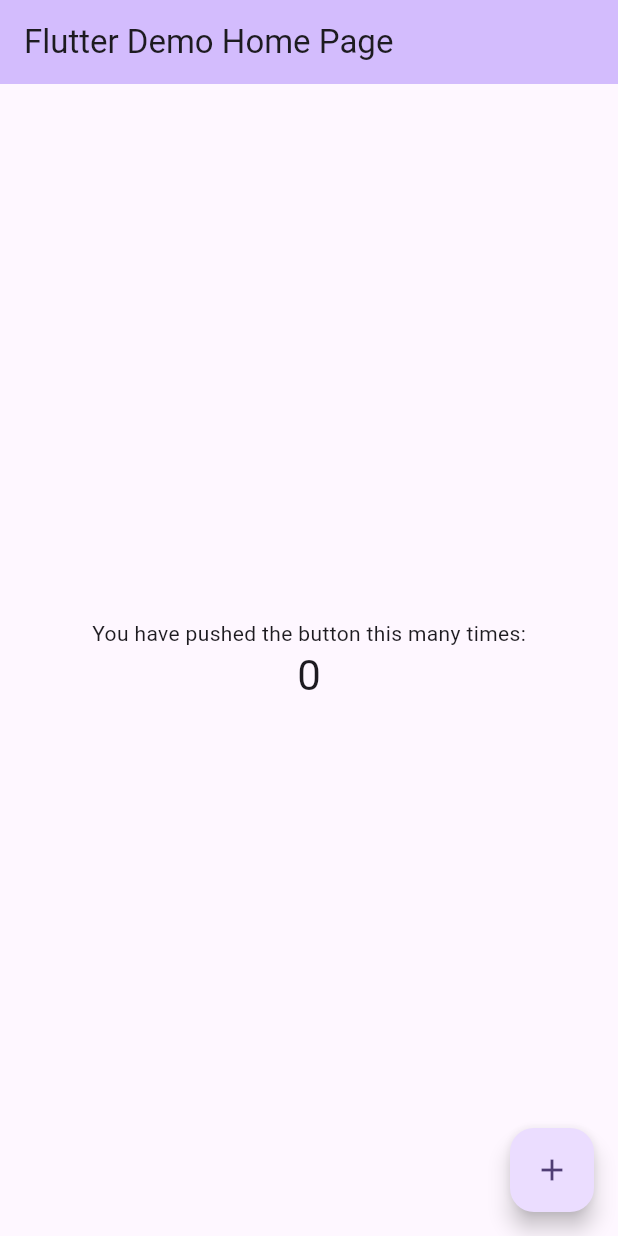
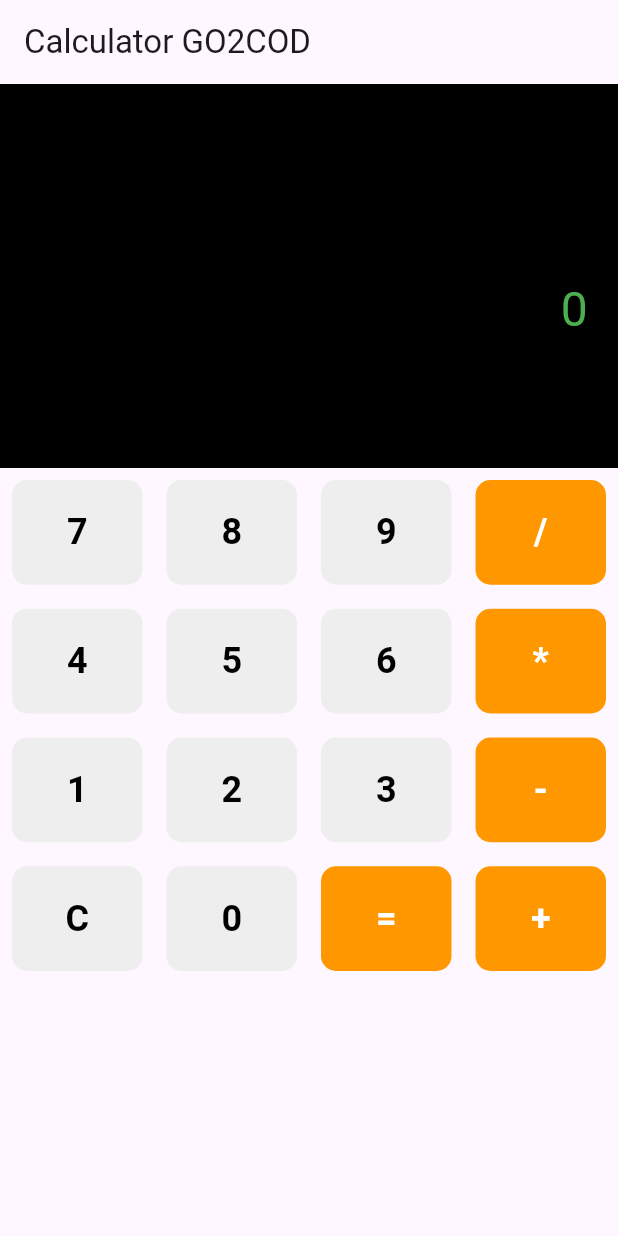
Before and after one commit to biruk-tafese/GO2COD_AD_02, a Flutter app: the screen it shows after launch, on a phone screen of 412 x 824 dp. Run offline on Flutter 3.47's test engine with Material 3 defaults, Android fonts, the phone set to English and light mode, and no system bars; our stand-ins replace math_expressions.

Commit message:
first commit

```diff
--- a/lib/main.dart
+++ b/lib/main.dart
@@ -1,125 +1,18 @@
+import 'package:calculatorapp/screen/calculator_screen.dart';
 import 'package:flutter/material.dart';
 
 void main() {
-  runApp(const MyApp());
+  runApp(MyApp());
 }
 
 class MyApp extends StatelessWidget {
-  const MyApp({super.key});
-
-  // This widget is the root of your application.
   @override
   Widget build(BuildContext context) {
     return MaterialApp(
-      title: 'Flutter Demo',
-      theme: ThemeData(
-        // This is the theme of your application.
-        //
-        // TRY THIS: Try running your application with "flutter run". You'll see
-        // the application has a purple toolbar. Then, without quitting the app,
-        // try changing the seedColor in the colorScheme below to Colors.green
-        // and then invoke "hot reload" (save your changes or press the "hot
-        // reload" button in a Flutter-supported IDE, or press "r" if you used
-        // the command line to start the app).
-        //
-        // Notice that the counter didn't reset back to zero; the application
-        // state is not lost during the reload. To reset the state, use hot
-        // restart instead.
-        //
-        // This works for code too, not just values: Most code changes can be
-        // tested with just a hot reload.
-        colorScheme: ColorScheme.fromSeed(seedColor: Colors.deepPurple),
-        useMaterial3: true,
-      ),
-      home: const MyHomePage(title: 'Flutter Demo Home Page'),
+      title: 'Basic Calculator',
+      debugShowCheckedModeBanner: false,
+      theme: ThemeData(primarySwatch: Colors.blue),
+      home: const CalculatorScreen(),
     );
   }
 }
-
-class MyHomePage extends StatefulWidget {
-  const MyHomePage({super.key, required this.title});
-
-  // This widget is the home page of your application. It is stateful, meaning
-  // that it has a State object (defined below) that contains fields that affect
-  // how it looks.
-
-  // This class is the configuration for the state. It holds the values (in this
-  // case the title) provided by the parent (in this case the App widget) and
-  // used by the build method of the State. Fields in a Widget subclass are
-  // always marked "final".
-
-  final String title;
-
-  @override
-  State<MyHomePage> createState() => _MyHomePageState();
-}
-
-class _MyHomePageState extends State<MyHomePage> {
-  int _counter = 0;
-
-  void _incrementCounter() {
-    setState(() {
-      // This call to setState tells the Flutter framework that something has
-      // changed in this State, which causes it to rerun the build method below
-      // so that the display can reflect the updated values. If we changed
-      // _counter without calling setState(), then the build method would not be
-      // called again, and so nothing would appear to happen.
-      _counter++;
-    });
-  }
-
-  @override
-  Widget build(BuildContext context) {
-    // This method is rerun every time setState is called, for instance as done
-    // by the _incrementCounter method above.
-    //
-    // The Flutter framework has been optimized to make rerunning build methods
-    // fast, so that you can just rebuild anything that needs updating rather
-    // than having to individually change instances of widgets.
-    return Scaffold(
-      appBar: AppBar(
-        // TRY THIS: Try changing the color here to a specific color (to
-        // Colors.amber, perhaps?) and trigger a hot reload to see the AppBar
-        // change color while the other colors stay the same.
-        backgroundColor: Theme.of(context).colorScheme.inversePrimary,
-        // Here we take the value from the MyHomePage object that was created by
-        // the App.build method, and use it to set our appbar title.
-        title: Text(widget.title),
-      ),
-      body: Center(
-        // Center is a layout widget. It takes a single child and positions it
-        // in the middle of the parent.
-        child: Column(
-          // Column is also a layout widget. It takes a list of children and
-          // arranges them vertically. By default, it sizes itself to fit its
-          // children horizontally, and tries to be as tall as its parent.
-          //
-          // Column has various properties to control how it sizes itself and
-          // how it positions its children. Here we use mainAxisAlignment to
-          // center the children vertically; the main axis here is the vertical
-          // axis because Columns are vertical (the cross axis would be
-          // horizontal).
-          //
-          // TRY THIS: Invoke "debug painting" (choose the "Toggle Debug Paint"
-          // action in the IDE, or press "p" in the console), to see the
-          // wireframe for each widget.
-          mainAxisAlignment: MainAxisAlignment.center,
-          children: <Widget>[
-            const Text(
-              'You have pushed the button this many times:',
-            ),
-            Text(
-              '$_counter',
-              style: Theme.of(context).textTheme.headlineMedium,
-            ),
-          ],
-        ),
-      ),
-      floatingActionButton: FloatingActionButton(
-        onPressed: _incrementCounter,
-        tooltip: 'Increment',
-        child: const Icon(Icons.add),
-      ), // This trailing comma makes auto-formatting nicer for build methods.
-    );
-  }
-}
--- /dev/null
+++ b/lib/screen/calculator_screen.dart
@@ -0,0 +1,99 @@
+import 'package:calculatorapp/utils/operations.dart';
+import 'package:calculatorapp/widgets/calculator_button.dart';
+import 'package:flutter/material.dart';
+
+class CalculatorScreen extends StatefulWidget {
+  const CalculatorScreen({super.key});
+
+  @override
+  _CalculatorScreenState createState() => _CalculatorScreenState();
+}
+
+class _CalculatorScreenState extends State<CalculatorScreen> {
+  String _input = '';
+  String _result = '0';
+
+  void _onButtonPressed(String value) {
+    setState(() {
+      if (value == 'C') {
+        _input = '';
+        _result = '0';
+      } else if (value == '=') {
+        try {
+          _result = calculateResult(_input);
+        } catch (e) {
+          _result = 'Error';
+        }
+      } else {
+        _input += value;
+      }
+    });
+  }
+
+  @override
+  Widget build(BuildContext context) {
+    return Scaffold(
+      appBar: AppBar(title: const Text('Calculator GO2COD')),
+      body: Column(
+        children: [
+          Expanded(
+            flex: 1,
+            child: Container(
+              color: Colors.black,
+              padding: const EdgeInsets.all(20),
+              alignment: Alignment.bottomRight,
+              child: Column(
+                crossAxisAlignment: CrossAxisAlignment.end,
+                mainAxisAlignment: MainAxisAlignment.center,
+                children: [
+                  Text(_input,
+                      style:
+                          const TextStyle(color: Colors.white, fontSize: 24)),
+                  const SizedBox(height: 10),
+                  Text(_result,
+                      style:
+                          const TextStyle(color: Colors.green, fontSize: 32)),
+                ],
+              ),
+            ),
+          ),
+          Expanded(
+            flex: 2,
+            child: GridView.builder(
+              gridDelegate: const SliverGridDelegateWithFixedCrossAxisCount(
+                crossAxisCount: 4,
+                childAspectRatio: 1.2,
+              ),
+              itemCount: _buttons.length,
+              itemBuilder: (context, index) {
+                return CalculatorButton(
+                  text: _buttons[index],
+                  onTap: () => _onButtonPressed(_buttons[index]),
+                );
+              },
+            ),
+          ),
+        ],
+      ),
+    );
+  }
+
+  final List<String> _buttons = [
+    '7',
+    '8',
+    '9',
+    '/',
+    '4',
+    '5',
+    '6',
+    '*',
+    '1',
+    '2',
+    '3',
+    '-',
+    'C',
+    '0',
+    '=',
+    '+',
+  ];
+}
--- /dev/null
+++ b/lib/utils/operations.dart
@@ -0,0 +1,13 @@
+import 'package:math_expressions/math_expressions.dart';
+
+String calculateResult(String input) {
+  Parser parser = Parser();
+  Expression exp = parser.parse(input);
+  ContextModel cm = ContextModel();
+  double result = exp.evaluate(EvaluationType.REAL, cm);
+
+  if (result == result.roundToDouble()) {
+    return result.toInt().toString();
+  }
+  return result.toStringAsFixed(2);
+}
--- /dev/null
+++ b/lib/widgets/calculator_button.dart
@@ -0,0 +1,36 @@
+import 'package:flutter/material.dart';
+
+class CalculatorButton extends StatelessWidget {
+  final String text;
+  final VoidCallback onTap;
+
+  CalculatorButton({required this.text, required this.onTap});
+
+  @override
+  Widget build(BuildContext context) {
+    return GestureDetector(
+      onTap: onTap,
+      child: Container(
+        margin: const EdgeInsets.all(8),
+        decoration: BoxDecoration(
+          color: isOperator(text) ? Colors.orange : Colors.grey[200],
+          borderRadius: BorderRadius.circular(10),
+        ),
+        child: Center(
+          child: Text(
+            text,
+            style: TextStyle(
+              fontSize: 24,
+              fontWeight: FontWeight.bold,
+              color: isOperator(text) ? Colors.white : Colors.black,
+            ),
+          ),
+        ),
+      ),
+    );
+  }
+
+  bool isOperator(String value) {
+    return ['/', '*', '-', '+', '='].contains(value);
+  }
+}
--- a/pubspec.yaml
+++ b/pubspec.yaml
@@ -35,6 +35,7 @@ dependencies:
   # The following adds the Cupertino Icons font to your application.
   # Use with the CupertinoIcons class for iOS style icons.
   cupertino_icons: ^1.0.8
+  math_expressions: ^2.6.0
 
 dev_dependencies:
   flutter_test:
```
Also changed, not shown: pubspec.lock, 1 other file.
